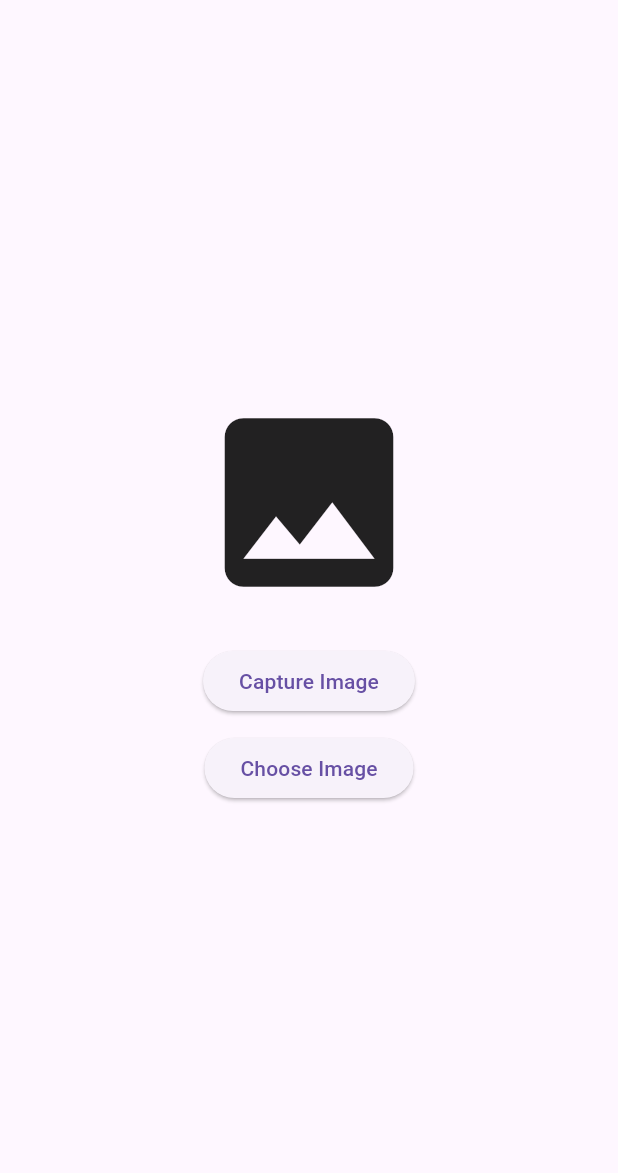
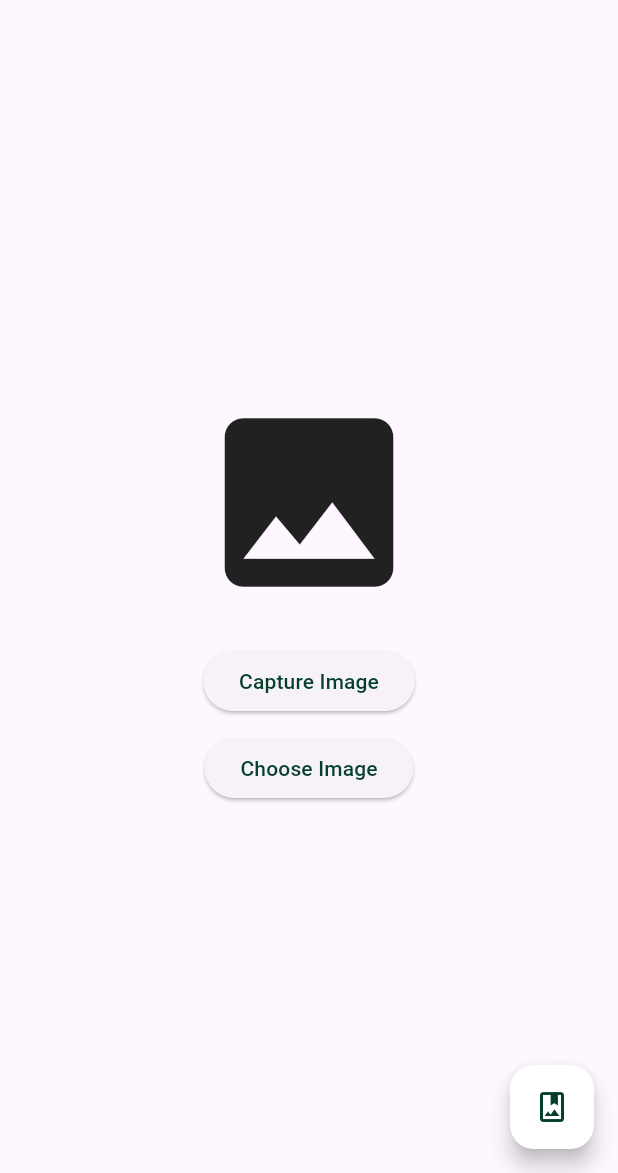
Before and after one commit to ahmedsaadbadawy/InternIntelligence_Face_Detection_App, a Flutter app: the ChooseOrCapturePicture screen opened directly, on a phone screen of 412 x 824 dp, the part 63-1236 px from its top. Run offline on Flutter 3.47's test engine with Material 3 defaults, Android fonts, the light colour scheme and no system bars; our stand-ins replace image_picker, permission_handler, sqflite; missing offline and left inert: google_mlkit_face_detection; accounts and stored records are empty.

Commit message:
- Add face_list_page.dart. - Add FloatingActionButton to gallery. - Refactor app UI.

```diff
--- a/lib/pages/choose_or_capture_picture.dart
+++ b/lib/pages/choose_or_capture_picture.dart
@@ -8,6 +8,7 @@ import '../widgets/face_painter.dart';
 import '../database/database_helper.dart';
 import '../models/face_model.dart';
 import '../utils/image_utils.dart';
+import 'face_list_page.dart';
 
 class ChooseOrCapturePicture extends StatefulWidget {
   const ChooseOrCapturePicture({super.key});
@@ -110,7 +111,7 @@ class ChooseOrCapturePictureState extends State<ChooseOrCapturePicture> {
   }
 
   Future<void> deleteFace(int id) async {
-  try {
+    try {
       await DatabaseHelper.instance.deleteFace(id);
 
       if (!mounted) return;
@@ -127,7 +128,7 @@ class ChooseOrCapturePictureState extends State<ChooseOrCapturePicture> {
         SnackBar(content: Text("Failed to delete face: $e")),
       );
     }
-}
+  }
 
   @override
   Widget build(BuildContext context) {
@@ -151,30 +152,64 @@ class ChooseOrCapturePictureState extends State<ChooseOrCapturePicture> {
           if (_faces.isEmpty) ...[
             ElevatedButton(
               onPressed: () => chooseOrCaptureImage(ImageSource.camera),
-              child: const Text("Capture Image"),
+              child: const Text("Capture Image",
+                  style: TextStyle(color: Color(0xFF06402b))),
             ),
             const SizedBox(height: 10),
             ElevatedButton(
               onPressed: () => chooseOrCaptureImage(ImageSource.gallery),
-              child: const Text("Choose Image"),
+              child: const Text("Choose Image",
+                  style: TextStyle(color: Color(0xFF06402b))),
             ),
           ] else if (_faces.isNotEmpty) ...[
-            TextField(
-              controller: _nameController,
-              decoration: const InputDecoration(labelText: 'Enter Name'),
+            Container(
+              width: MediaQuery.of(context).size.width - 20,
+              decoration: BoxDecoration(
+                borderRadius: BorderRadius.circular(30),
+                border: Border.all(color: Colors.grey),
+              ),
+              child: TextField(
+                controller: _nameController,
+                decoration: const InputDecoration(
+                  contentPadding: EdgeInsets.only(left: 20),
+                  labelText: 'Enter Name',
+                  border: InputBorder.none,
+                ),
+              ),
             ),
             const SizedBox(height: 20),
             ElevatedButton(
               onPressed: () => saveFace(),
-              child: const Text("Save Face"),
+              child: const Text("Save Face",
+                  style: TextStyle(color: Color(0xFF06402b))),
+            ),
+            const SizedBox(height: 10),
+            ElevatedButton(
+              onPressed: () => deleteFace(int.parse(_nameController.text)),
+              child: const Text("Delete Face",
+                  style: TextStyle(color: Color(0xFF06402b))),
             ),
             const SizedBox(height: 10),
             ElevatedButton(
               onPressed: clearImage,
-              child: const Text("Clear Image"),
+              child: const Text("Clear Image",
+                  style: TextStyle(color: Color(0xFF06402b))),
             ),
           ]
         ],
+      ),
+      floatingActionButton: FloatingActionButton(
+        onPressed: () {
+          Navigator.push(
+            context,
+            MaterialPageRoute(builder: (context) => const FaceListPage()),
+          );
+        },
+        backgroundColor: Colors.white,
+        child:  Icon(
+          Icons.photo_album_outlined,
+          color: Color(0xFF06402b),
+        ), // Set background color
       ),
     );
   }
```
Also changed, not shown: lib/pages/face_list_page.dart (+74 -0 lines).
